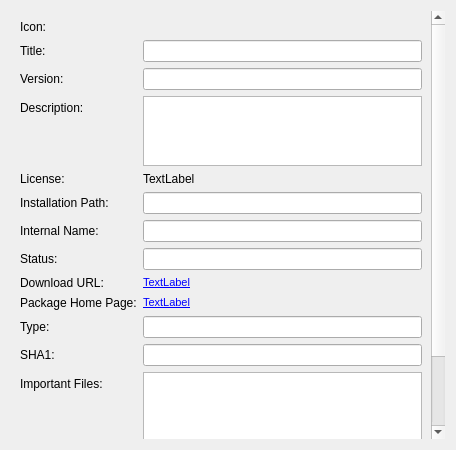
First picture: the form in wpmcpp/packageversionform.ui, repository npackd/npackd, before the edit.
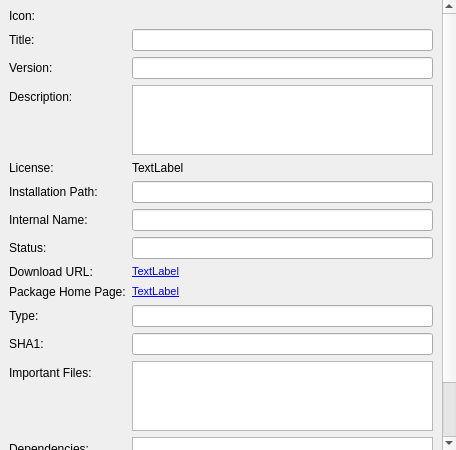
Second picture: the form after the edit.

What changed in the file:
```diff
--- a/wpmcpp/packageversionform.ui
+++ b/wpmcpp/packageversionform.ui
@@ -14,6 +14,9 @@
    <string>Form</string>
   </property>
   <layout class="QVBoxLayout" name="verticalLayout">
+   <property name="margin">
+    <number>0</number>
+   </property>
    <item>
     <widget class="QScrollArea" name="scrollArea">
      <property name="frameShape">
@@ -27,7 +30,7 @@
        <rect>
         <x>0</x>
         <y>0</y>
-        <width>421</width>
+        <width>439</width>
         <height>507</height>
        </rect>
       </property>
```
